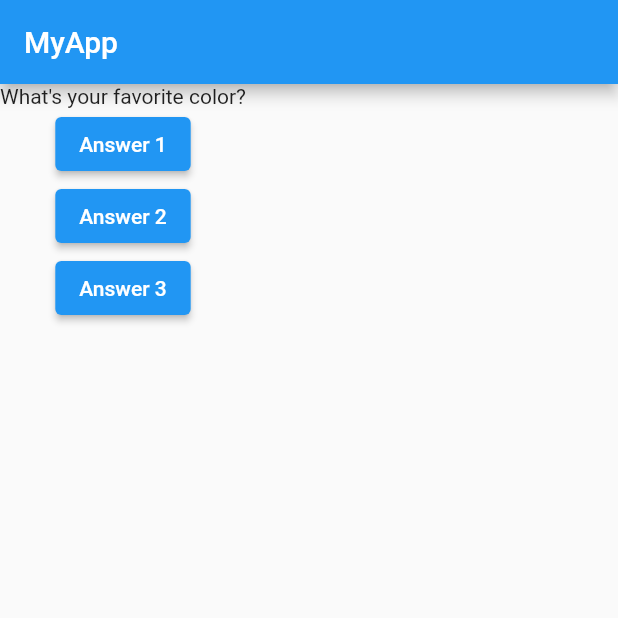
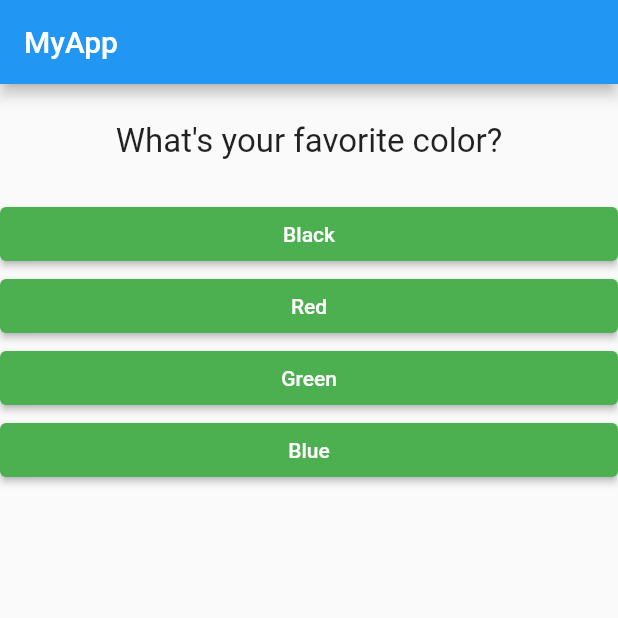
Before and after one commit to FougereBle/100daysofcode-flutter-day01, a Flutter app: the screen it shows after launch, on a phone screen of 412 x 824 dp, the top half of it. Run offline on Flutter 3.47's test engine with Material 2 defaults, Android fonts, the phone set to English and light mode, and no system bars.

Commit message:
questions

```diff
--- /dev/null
+++ b/lib/answer.dart
@@ -0,0 +1,22 @@
+import 'package:flutter/material.dart';
+
+class Answer extends StatelessWidget {
+  final Function _answerQuestion;
+  final String _answer;
+
+  Answer(this._answer, this._answerQuestion);
+
+  @override
+  Widget build(BuildContext context) {
+    return Container(
+      width: double.infinity,
+      child: ElevatedButton(
+        child: Text(_answer),
+        onPressed: _answerQuestion,
+        style: ButtonStyle(
+          backgroundColor: MaterialStateProperty.all(Colors.green),
+        ),
+      ),
+    );
+  }
+}
--- a/lib/main.dart
+++ b/lib/main.dart
@@ -1,4 +1,7 @@
 import 'package:flutter/material.dart';
+import 'package:my_flutter_project/answer.dart';
+
+import 'question.dart';
 
 void main() => runApp(MyApp());
 
@@ -12,7 +15,7 @@ class MyApp extends StatefulWidget {
 class _MyAppState extends State {
   int _questionIndex = 0;
 
-  void answerQuestion() {
+  void _answerQuestion() {
     setState(() {
       _questionIndex++;
     });
@@ -20,9 +23,15 @@ class _MyAppState extends State {
 
   @override
   Widget build(BuildContext context) {
-    List<String> questions = [
-      'What\'s your favorite color?',
-      'What\'s your favorite animal?',
+    const List<Map<String, dynamic>> questions = [
+      {
+        'question': 'What\'s your favorite color?',
+        'answers': ['Black', 'Red', 'Green', 'Blue']
+      },
+      {
+        'question': 'What\'s your favorite animal?',
+        'answers': ['Dog', 'Cat', 'Horse', 'Crocodile']
+      },
     ];
 
     return MaterialApp(
@@ -31,20 +40,12 @@ class _MyAppState extends State {
           title: Text('MyApp'),
         ),
         body: Column(
+          crossAxisAlignment: CrossAxisAlignment.stretch,
           children: [
-            Text(questions[_questionIndex % questions.length]),
-            ElevatedButton(
-              child: Text('Answer 1'),
-              onPressed: answerQuestion,
-            ),
-            ElevatedButton(
-              child: Text('Answer 2'),
-              onPressed: answerQuestion,
-            ),
-            ElevatedButton(
-              child: Text('Answer 3'),
-              onPressed: answerQuestion,
-            ),
+            Question(questions[_questionIndex % questions.length]['question']),
+            ...questions[_questionIndex % questions.length]['answers'].map((a) {
+              return Answer(a, _answerQuestion);
+            }),
           ],
         ),
       ),
--- /dev/null
+++ b/lib/question.dart
@@ -0,0 +1,22 @@
+import 'package:flutter/material.dart';
+
+class Question extends StatelessWidget {
+  String questionText;
+
+  Question(this.questionText);
+
+  @override
+  Widget build(BuildContext context) {
+    return Container(
+      width: double.infinity,
+      margin: EdgeInsets.all(25),
+      child: Text(
+        questionText,
+        style: TextStyle(
+          fontSize: 22,
+        ),
+        textAlign: TextAlign.center,
+      ),
+    );
+  }
+}
```
